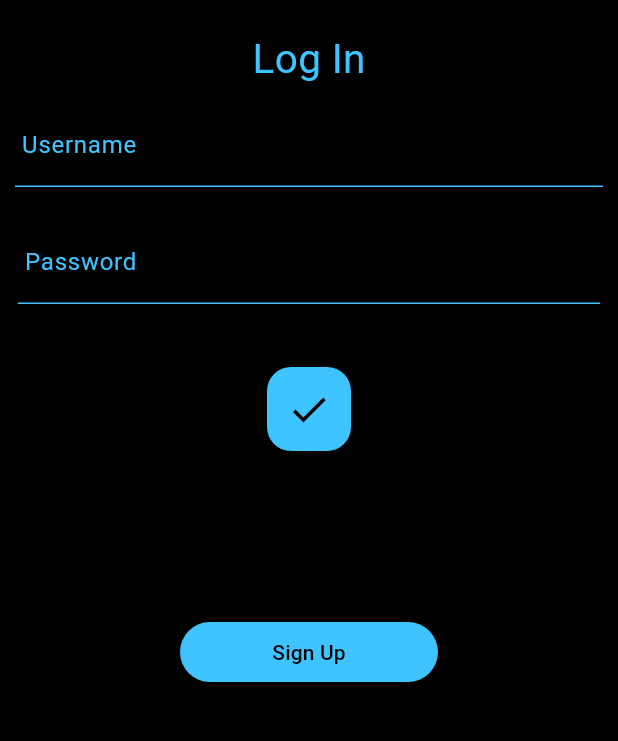
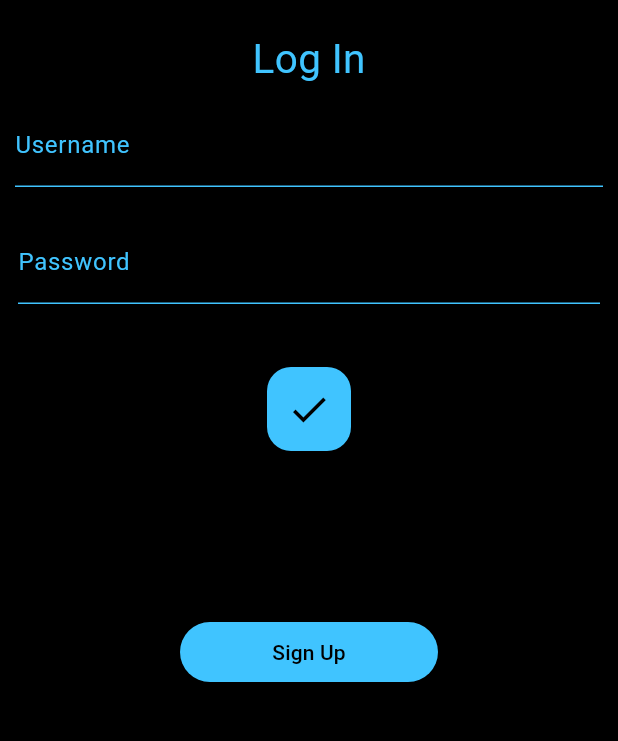
Before and after one commit to MikeStefas/flutter_x, a Flutter app: the screen it shows after launch, on a phone screen of 412 x 824 dp, the part 284-1025 px from its top. Run offline on Flutter 3.47's test engine with Material 3 defaults, Android fonts, the phone set to English and light mode, and no system bars; our stand-ins replace image_picker, video_player; missing offline and left inert: dartssh2.

```diff
--- a/lib/main.dart
+++ b/lib/main.dart
@@ -5,6 +5,7 @@ import 'package:myapp/pages/infopage.dart';
 import 'package:myapp/pages/startpage.dart';
 import 'package:myapp/pages/historypage.dart';
 import 'package:myapp/pages/signuppage.dart';
+import 'package:myapp/pages/datapage.dart';
 
 void main() {
   // Ensure that plugin services are initialized
@@ -23,12 +24,13 @@ class MyApp extends StatelessWidget {
       theme: ThemeData(primarySwatch: Colors.lightBlue),
       home: const LoginPage(),
       routes: {
-        '/login': (context) => const LoginPage(),
+        '/loginpage': (context) => const LoginPage(),
         '/homepage': (context) => const HomePage(),
         '/infopage': (context) => const InfoPage(),
         '/startpage': (context) => StartPage(),
         '/historypage': (context) => const HistoryPage(),
-        '/signup': (context) => const SignUp(),
+        '/signuppage': (context) => const SignUp(),
+        '/datapage': (context) => const DataPage(),
       },
     );
   }
--- a/lib/pages/homepage.dart
+++ b/lib/pages/homepage.dart
@@ -1,5 +1,6 @@
 import 'package:flutter/material.dart';
-import 'package:myapp/pages/prebuiltwidgets.dart';
+import 'package:myapp/util/common_app_bar.dart';
+import 'package:myapp/util/common_bot_app_bar.dart';
 
 class HomePage extends StatelessWidget {
   const HomePage({super.key});
@@ -29,6 +30,7 @@ class HomePageBody extends StatelessWidget {
             style: TextStyle(fontSize: 28, color: Colors.lightBlueAccent),
           ),
           const SizedBox(height: 20),
+          // button
           ElevatedButton(
             style: ElevatedButton.styleFrom(
               backgroundColor: Colors.lightBlueAccent,
--- a/lib/pages/login.dart
+++ b/lib/pages/login.dart
@@ -1,7 +1,6 @@
 import 'package:flutter/material.dart';
-import 'package:myapp/pages/prebuiltwidgets.dart';
+import 'package:myapp/util/data_field.dart';
 
-// LoginFormin page widget
 class LoginPage extends StatelessWidget {
   const LoginPage({super.key});
 
@@ -9,24 +8,17 @@ class LoginPage extends StatelessWidget {
   Widget build(BuildContext context) {
     return Scaffold(
       backgroundColor: Colors.black,
+
+      //body
       body: ListView(
         children: [
-          const Gap(),
-          const LoginText(),
+          const Padding(padding: EdgeInsets.symmetric(vertical: 70)),
+          const LoginTextArea(),
           const LoginForm(),
           const SignUpButton(),
         ],
       ),
     );
-  }
-}
-
-class Gap extends StatelessWidget {
-  const Gap({super.key});
-
-  @override
-  Widget build(BuildContext context) {
-    return const Padding(padding: EdgeInsets.symmetric(vertical: 70));
   }
 }
 
@@ -72,11 +64,17 @@ class _LoginFormState extends State<LoginForm> {
       children: [
         Padding(
           padding: const EdgeInsets.all(10.0),
-          child: UsernameField(usernameController: usernameController),
+          child: DataField(
+            dataController: usernameController,
+            label: 'Username',
+          ),
         ),
         Padding(
           padding: const EdgeInsets.all(12.0),
-          child: PasswordField(passwordController: passwordController),
+          child: DataField(
+            dataController: passwordController,
+            label: 'Password',
+          ),
         ),
         Padding(
           padding: const EdgeInsets.all(30.0),
@@ -104,10 +102,37 @@ class SignUpButton extends StatelessWidget {
           foregroundColor: Colors.black,
         ),
         onPressed: () {
-          Navigator.pushNamed(context, '/signup');
+          Navigator.pushNamed(context, '/signuppage');
         },
         child: const Text('Sign Up'),
       ),
     );
   }
 }
+
+class LoginTextArea extends StatelessWidget {
+  const LoginTextArea({super.key});
+  @override
+  Widget build(BuildContext context) {
+    return const Center(
+      child: Column(
+        mainAxisAlignment: MainAxisAlignment.center,
+        children: <Widget>[
+          Text(
+            'SmileCheck',
+            style: TextStyle(
+              fontSize: 34,
+              color: Colors.lightBlueAccent,
+              fontWeight: FontWeight.bold,
+            ),
+          ),
+          SizedBox(height: 20),
+          Text(
+            'Log In',
+            style: TextStyle(fontSize: 27, color: Colors.lightBlueAccent),
+          ),
+        ],
+      ),
+    );
+  }
+}
--- a/lib/pages/prebuiltwidgets.dart
+++ /dev/null
@@ -1,213 +0,0 @@
-import 'package:flutter/material.dart';
-// ignore: unused_import
-import 'package:video_player/video_player.dart';
-// ignore: unused_import
-import 'dart:io';
-/*
-  This section contains prebuilt widgets used solely for
-  the LoginPage. LoginText and LoginForm!
-*/
-
-// LoginPage page widget
-class LoginText extends StatelessWidget {
-  const LoginText({super.key});
-  @override
-  Widget build(BuildContext context) {
-    return const Center(
-      child: Column(
-        mainAxisAlignment: MainAxisAlignment.center,
-        children: <Widget>[
-          Text(
-            'SmileCheck',
-            style: TextStyle(
-              fontSize: 34,
-              color: Colors.lightBlueAccent,
-              fontWeight: FontWeight.bold,
-            ),
-          ),
-          SizedBox(height: 20),
-          Text(
-            'Log In',
-            style: TextStyle(fontSize: 27, color: Colors.lightBlueAccent),
-          ),
-        ],
-      ),
-    );
-  }
-}
-
-class PasswordField extends StatelessWidget {
-  const PasswordField({super.key, required this.passwordController});
-
-  final TextEditingController passwordController;
-
-  @override
-  Widget build(BuildContext context) {
-    return TextField(
-      controller: passwordController,
-      decoration: const InputDecoration(
-        labelText: ' Password',
-        labelStyle: TextStyle(color: Colors.lightBlueAccent),
-        enabledBorder: UnderlineInputBorder(
-          borderSide: BorderSide(color: Colors.lightBlueAccent),
-        ),
-      ),
-      style: const TextStyle(color: Colors.white),
-      obscureText: true,
-      obscuringCharacter: '*',
-    );
-  }
-}
-
-class UsernameField extends StatelessWidget {
-  const UsernameField({super.key, required this.usernameController});
-
-  final TextEditingController usernameController;
-
-  @override
-  Widget build(BuildContext context) {
-    return TextField(
-      controller: usernameController,
-      decoration: const InputDecoration(
-        labelText: ' Username',
-        labelStyle: TextStyle(color: Colors.lightBlueAccent),
-        enabledBorder: UnderlineInputBorder(
-          borderSide: BorderSide(color: Colors.lightBlueAccent),
-        ),
-      ),
-      style: const TextStyle(color: Colors.white),
-    );
-  }
-}
-/*
-  This section contains prebuilt widgets used throughout the app
-  (Appbars, Buttons, BottomNavigationBar, etc.)
-*/
-
-// Common TextStyle for titles
-const titleTextStyle = TextStyle(
-  color: Colors.lightBlueAccent,
-  fontSize: 34,
-  fontWeight: FontWeight.bold,
-);
-// Common BottomLine
-var bottomLine = PreferredSize(
-  preferredSize: const Size.fromHeight(2.0), // height of the line
-  child: Container(
-    color: Colors.lightBlueAccent, // line color
-    height: 2.0,
-  ),
-);
-
-// CommonAppBar widget
-class CommonAppBar extends StatelessWidget implements PreferredSizeWidget {
-  const CommonAppBar({super.key});
-
-  @override
-  Size get preferredSize => const Size.fromHeight(kToolbarHeight + 2.0);
-
-  @override
-  Widget build(BuildContext context) {
-    var logoutIconButton = IconButton(
-      icon: Icon(Icons.logout, color: Colors.lightBlueAccent),
-      onPressed: () => Navigator.pushNamed(context, '/login'),
-    );
-
-    return AppBar(
-      leading: logoutIconButton,
-      backgroundColor: Colors.black,
-      centerTitle: true,
-      title: Text('SmileCheck', style: titleTextStyle),
-      bottom: bottomLine,
-    );
-  }
-}
-
-// CommonBotAppBar widget
-class CommonBotAppBar extends StatelessWidget {
-  const CommonBotAppBar({super.key});
-
-  @override
-  Widget build(BuildContext context) {
-    return Column(
-      mainAxisSize: MainAxisSize.min,
-      children: [
-        // border line
-        Container(height: 2, color: Colors.lightBlueAccent),
-        //
-        Padding(
-          padding: const EdgeInsets.symmetric(horizontal: 35.0),
-          child: BottomAppBar(
-            color: Colors.black,
-            child: Row(
-              mainAxisAlignment: MainAxisAlignment.spaceBetween,
-              children: [
-                IconButton(
-                  icon: const Icon(
-                    Icons.info,
-                    color: Colors.lightBlueAccent,
-                    size: 30,
-                  ),
-                  onPressed: () {
-                    Navigator.pushNamed(context, '/infopage');
-                  },
-                ),
-                IconButton(
-                  icon: const Icon(
-                    Icons.home,
-                    color: Colors.lightBlueAccent,
-                    size: 30,
-                  ),
-                  onPressed: () {
-                    Navigator.pushNamed(context, '/homepage');
-                  },
-                ),
-                IconButton(
-                  icon: const Icon(
-                    Icons.history,
-                    color: Colors.lightBlueAccent,
-                    size: 30,
-                  ),
-                  onPressed: () {
-                    Navigator.pushNamed(context, '/historypage');
-                  },
-                ),
-              ],
-            ),
-          ),
-        ),
-      ],
-    );
-  }
-}
-
-// CommonBoxDecoration for InfoBox
-var commonBoxDecoration = BoxDecoration(
-  borderRadius: BorderRadius.circular(10),
-  border: Border.all(color: Colors.lightBlueAccent, width: 2),
-);
-
-// InfoBox widget
-class InfoBox extends StatelessWidget {
-  const InfoBox({super.key});
-
-  @override
-  Widget build(BuildContext context) {
-    const commonInfoBoxTextStyle = TextStyle(
-      fontSize: 28,
-      color: Colors.lightBlueAccent,
-      fontWeight: FontWeight.bold,
-    );
-    return Padding(
-      padding: const EdgeInsets.fromLTRB(0, 30, 0, 0),
-      child: Container(
-        decoration: commonBoxDecoration,
-        alignment: Alignment.center,
-        child: Text(
-          "ΚΑΛΗΜΕΡΑ \n ΚΑΛΗΜΕΡΑ \n ΚΑΛΗΜΕΡΑ \n Διαφορες επεξηγήσεις με μικρότερα γραμματα, θα βγει πιο ωραάιο",
-          style: commonInfoBoxTextStyle,
-        ),
-      ),
-    );
-  }
-}
--- /dev/null
+++ b/lib/util/data_field.dart
@@ -0,0 +1,27 @@
+import 'package:flutter/material.dart';
+
+class DataField extends StatelessWidget {
+  const DataField({
+    super.key,
+    required this.dataController,
+    required this.label,
+  });
+
+  final TextEditingController dataController;
+  final String label;
+
+  @override
+  Widget build(BuildContext context) {
+    return TextField(
+      controller: dataController,
+      decoration: InputDecoration(
+        labelText: label,
+        labelStyle: TextStyle(color: Colors.lightBlueAccent),
+        enabledBorder: UnderlineInputBorder(
+          borderSide: BorderSide(color: Colors.lightBlueAccent),
+        ),
+      ),
+      style: const TextStyle(color: Colors.white),
+    );
+  }
+}
```
Also changed, not shown: lib/pages/datapage.dart (added, +73 -0 lines), lib/pages/historypage.dart (+8 -23 lines), lib/pages/infopage.dart (+10 -2 lines), lib/pages/signuppage.dart (+18 -5 lines), lib/pages/startpage.dart (+39 -8 lines), lib/util/common_app_bar.dart (added, +74 -0 lines), lib/util/common_bot_app_bar.dart (added, +68 -0 lines), lib/util/exit_alert.dart (added, +29 -0 lines), lib/util/icon_button.dart (added, +19 -0 lines), lib/util/info_box.dart (added, +43 -0 lines), lib/util/text_button.dart (added, +21 -0 lines), 1 other file.
